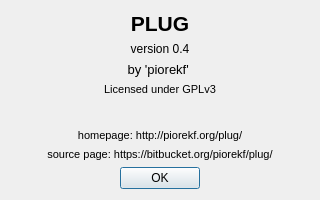
This is plug/about.ui in b2ornot2b/plug as Qt 5 draws it before an edit. The edited form follows.
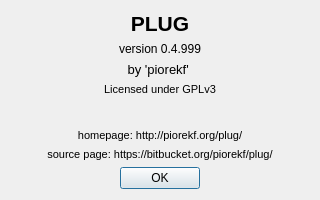
This is the edited form.

Diff of the .ui file:
```diff
--- a/plug/about.ui
+++ b/plug/about.ui
@@ -34,7 +34,7 @@
    <item>
     <widget class="QLabel" name="label_6">
      <property name="text">
-      <string>version 0.4</string>
+      <string>version 0.4.999</string>
      </property>
      <property name="alignment">
       <set>Qt::AlignCenter</set>
```
